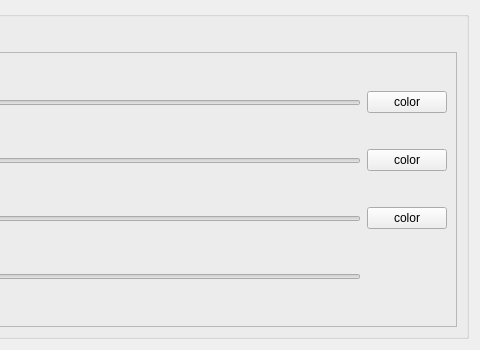
This is iraspa/iraspagui/appearanceatomsform.ui in iRASPA/iRASPA-QT as Qt 5 draws it before an edit; both pictures show x 277 to 757 and y 384 to 734 of the 757 by 734 pixel window. The edited form follows.
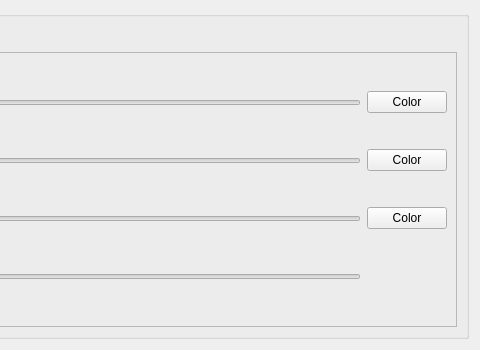
This is the edited form. Custom widgets are drawn as their Qt base class.

The edit to the form file:
```diff
--- a/iraspa/iraspagui/appearanceatomsform.ui
+++ b/iraspa/iraspagui/appearanceatomsform.ui
@@ -637,7 +637,7 @@
            <item row="0" column="3">
             <widget class="SelectColorButton" name="atomAmbientColorPushButton">
              <property name="text">
-              <string>color</string>
+              <string>Color</string>
              </property>
             </widget>
            </item>
@@ -658,7 +658,7 @@
            <item row="1" column="3">
             <widget class="SelectColorButton" name="atomDiffuseColorPushButton">
              <property name="text">
-              <string>color</string>
+              <string>Color</string>
              </property>
             </widget>
            </item>
@@ -679,7 +679,7 @@
            <item row="2" column="3">
             <widget class="SelectColorButton" name="atomSpecularColorPushButton">
              <property name="text">
-              <string>color</string>
+              <string>Color</string>
              </property>
             </widget>
            </item>
```
